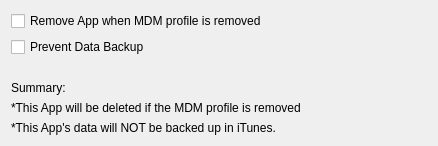
fw-dev/translations, file FWAdminLib/ManagementFlagsWidget.ui: the form before one commit.
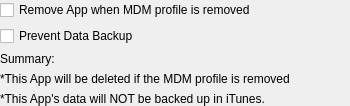
The form after the commit.

```diff
--- a/FWAdminLib/ManagementFlagsWidget.ui
+++ b/FWAdminLib/ManagementFlagsWidget.ui
@@ -2,18 +2,22 @@
 <ui version="4.0">
  <class>ManagementFlagsWidget</class>
  <widget class="QWidget" name="ManagementFlagsWidget">
-  <property name="geometry">
-   <rect>
-    <x>0</x>
-    <y>0</y>
-    <width>438</width>
-    <height>146</height>
-   </rect>
-  </property>
   <property name="windowTitle">
    <string>ManagementFlagsWidget</string>
   </property>
   <layout class="QVBoxLayout" name="verticalLayout_2">
+   <property name="leftMargin">
+    <number>0</number>
+   </property>
+   <property name="topMargin">
+    <number>0</number>
+   </property>
+   <property name="rightMargin">
+    <number>0</number>
+   </property>
+   <property name="bottomMargin">
+    <number>0</number>
+   </property>
    <item>
     <layout class="QVBoxLayout" name="verticalLayout">
      <item>
@@ -37,8 +41,8 @@
        </property>
        <property name="sizeHint" stdset="0">
         <size>
-         <width>20</width>
-         <height>40</height>
+         <width>0</width>
+         <height>0</height>
         </size>
        </property>
       </spacer>
```
